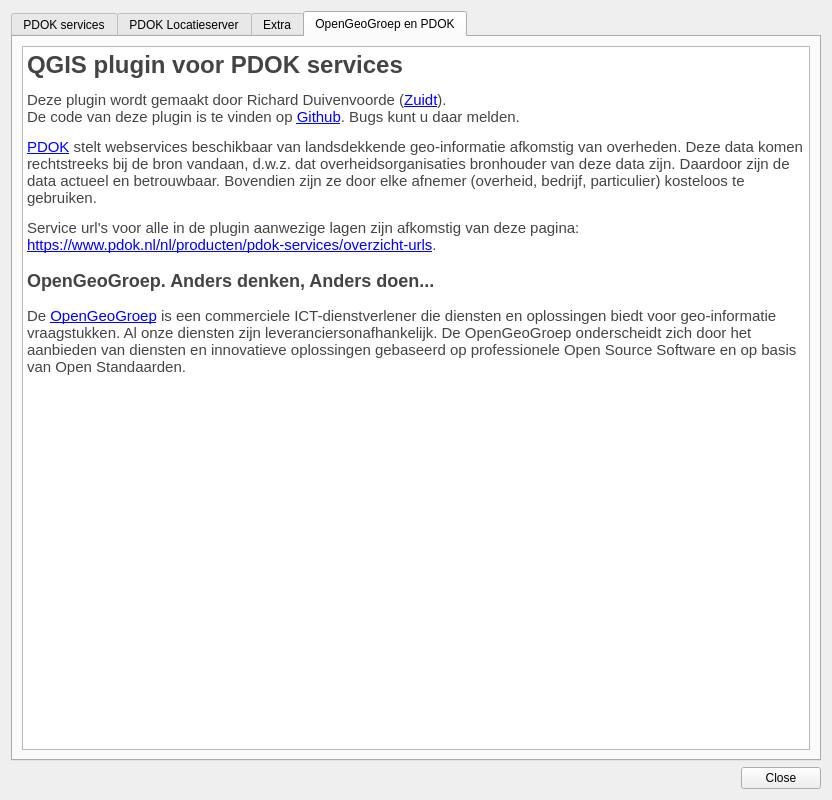
Above: ui_pdokservicesplugindialog.ui from rduivenvoorde/pdokservicesplugin before the change. Below: the same form after it.
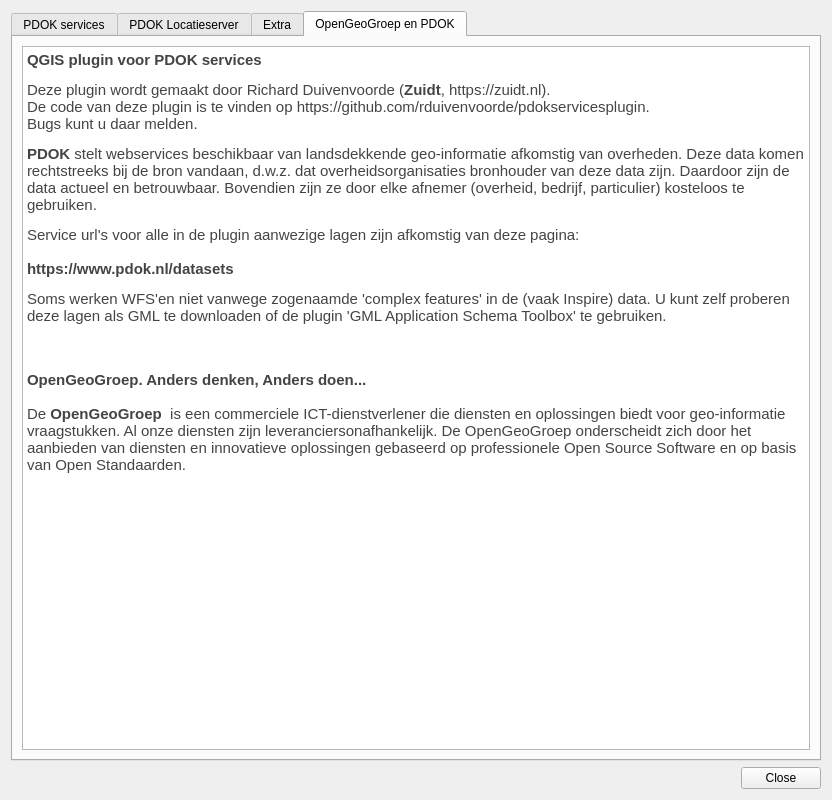
That is the form after the change. The open tabs and pages were chosen to show the change. Icons and pictures are not drawn.

Commit message: Update info screen

The edit to the form file:
```diff
--- a/ui_pdokservicesplugindialog.ui
+++ b/ui_pdokservicesplugindialog.ui
@@ -319,15 +319,17 @@
           <string>&lt;!DOCTYPE HTML PUBLIC &quot;-//W3C//DTD HTML 4.0//EN&quot; &quot;http://www.w3.org/TR/REC-html40/strict.dtd&quot;&gt;
 &lt;html&gt;&lt;head&gt;&lt;meta name=&quot;qrichtext&quot; content=&quot;1&quot; /&gt;&lt;style type=&quot;text/css&quot;&gt;
 p, li { white-space: pre-wrap; }
-&lt;/style&gt;&lt;/head&gt;&lt;body style=&quot; font-family:'Cantarell'; font-size:11pt; font-weight:400; font-style:normal;&quot;&gt;
-&lt;p style=&quot; margin-top:18px; margin-bottom:12px; margin-left:0px; margin-right:0px; -qt-block-indent:0; text-indent:0px;&quot;&gt;&lt;span style=&quot; font-family:'Helvetica Neue,Helvetica,Arial,sans-serif'; font-size:xx-large; font-weight:600; color:#444444;&quot;&gt;QGIS plugin voor PDOK services&lt;/span&gt;&lt;span style=&quot; font-family:'Helvetica Neue,Helvetica,Arial,sans-serif'; font-size:15px; font-weight:296; color:#444444;&quot;&gt; &lt;/span&gt;&lt;/p&gt;
-&lt;p style=&quot; margin-top:12px; margin-bottom:12px; margin-left:0px; margin-right:0px; -qt-block-indent:0; text-indent:0px;&quot;&gt;&lt;span style=&quot; font-family:'Helvetica Neue,Helvetica,Arial,sans-serif'; font-size:15px; font-weight:296; color:#444444;&quot;&gt;Deze plugin wordt gemaakt door Richard Duivenvoorde (&lt;/span&gt;&lt;a href=&quot;http://www.zuidt.nl&quot;&gt;&lt;span style=&quot; font-family:'Helvetica Neue,Helvetica,Arial,sans-serif'; font-size:15px; font-weight:296; text-decoration: underline; color:#0000ff;&quot;&gt;Zuidt&lt;/span&gt;&lt;/a&gt;&lt;span style=&quot; font-family:'Helvetica Neue,Helvetica,Arial,sans-serif'; font-size:15px; font-weight:296; color:#444444;&quot;&gt;).&lt;br /&gt;De code van deze plugin is te vinden op &lt;/span&gt;&lt;a href=&quot;https://github.com/rduivenvoorde/pdokservicesplugin&quot;&gt;&lt;span style=&quot; font-family:'Helvetica Neue,Helvetica,Arial,sans-serif'; font-size:15px; font-weight:296; text-decoration: underline; color:#0000ff;&quot;&gt;Github&lt;/span&gt;&lt;/a&gt;&lt;span style=&quot; font-family:'Helvetica Neue,Helvetica,Arial,sans-serif'; font-size:15px; font-weight:296; color:#444444;&quot;&gt;. Bugs kunt u daar melden. &lt;/span&gt;&lt;/p&gt;
+&lt;/style&gt;&lt;/head&gt;&lt;body style=&quot; font-family:'Cantarell'; font-size:10pt; font-weight:400; font-style:normal;&quot;&gt;
+&lt;p style=&quot; margin-top:18px; margin-bottom:12px; margin-left:0px; margin-right:0px; -qt-block-indent:0; text-indent:0px;&quot;&gt;&lt;span style=&quot; font-family:'Helvetica Neue,Helvetica,Arial,sans-serif'; font-size:11pt; font-weight:600; color:#444444;&quot;&gt;QGIS plugin voor PDOK services&lt;/span&gt;&lt;span style=&quot; font-family:'Helvetica Neue,Helvetica,Arial,sans-serif'; font-size:11pt; font-weight:296; color:#444444;&quot;&gt; &lt;/span&gt;&lt;/p&gt;
+&lt;p style=&quot; margin-top:12px; margin-bottom:12px; margin-left:0px; margin-right:0px; -qt-block-indent:0; text-indent:0px;&quot;&gt;&lt;span style=&quot; font-family:'Helvetica Neue,Helvetica,Arial,sans-serif'; font-size:11pt; font-weight:296; color:#444444;&quot;&gt;Deze plugin wordt gemaakt door Richard Duivenvoorde (&lt;/span&gt;&lt;span style=&quot; font-family:'Helvetica Neue,Helvetica,Arial,sans-serif'; font-size:11pt; font-weight:600; color:#444444;&quot;&gt;Zuidt&lt;/span&gt;&lt;span style=&quot; font-family:'Helvetica Neue,Helvetica,Arial,sans-serif'; font-size:11pt; font-weight:296; color:#444444;&quot;&gt;, https://zuidt.nl).&lt;br /&gt;De code van deze plugin is te vinden op https://github.com/rduivenvoorde/pdokservicesplugin.&lt;br /&gt;Bugs kunt u daar melden. &lt;/span&gt;&lt;/p&gt;
 &lt;p style=&quot; margin-top:12px; margin-bottom:12px; margin-left:0px; margin-right:0px; -qt-block-indent:0; text-indent:0px;&quot;&gt;&lt;img src=&quot;:/plugins/pdokservicesplugin/pdok.png&quot; /&gt;&lt;/p&gt;
-&lt;p style=&quot; margin-top:12px; margin-bottom:12px; margin-left:0px; margin-right:0px; -qt-block-indent:0; text-indent:0px;&quot;&gt;&lt;a href=&quot;http://www.pdok.nl&quot;&gt;&lt;span style=&quot; font-family:'Helvetica Neue,Helvetica,Arial,sans-serif'; font-size:15px; font-weight:296; text-decoration: underline; color:#0000ff;&quot;&gt;PDOK&lt;/span&gt;&lt;/a&gt;&lt;span style=&quot; font-family:'Helvetica Neue,Helvetica,Arial,sans-serif'; font-size:15px; font-weight:296; color:#444444;&quot;&gt; stelt webservices beschikbaar van landsdekkende geo-informatie afkomstig van overheden. Deze data komen rechtstreeks bij de bron vandaan, d.w.z. dat overheidsorganisaties bronhouder van deze data zijn. Daardoor zijn de data actueel en betrouwbaar. Bovendien zijn ze door elke afnemer (overheid, bedrijf, particulier) kosteloos te gebruiken. &lt;/span&gt;&lt;/p&gt;
-&lt;p style=&quot; margin-top:12px; margin-bottom:12px; margin-left:0px; margin-right:0px; -qt-block-indent:0; text-indent:0px;&quot;&gt;&lt;span style=&quot; font-family:'Helvetica Neue,Helvetica,Arial,sans-serif'; font-size:15px; font-weight:296; color:#444444;&quot;&gt;Service url's voor alle in de plugin aanwezige lagen zijn afkomstig van deze pagina:&lt;br /&gt;&lt;/span&gt;&lt;a href=&quot;https://www.pdok.nl/nl/producten/pdok-services/overzicht-urls&quot;&gt;&lt;span style=&quot; font-family:'Helvetica Neue,Helvetica,Arial,sans-serif'; font-size:15px; font-weight:296; text-decoration: underline; color:#0000ff;&quot;&gt;https://www.pdok.nl/nl/producten/pdok-services/overzicht-urls&lt;/span&gt;&lt;/a&gt;&lt;span style=&quot; font-family:'Helvetica Neue,Helvetica,Arial,sans-serif'; font-size:15px; font-weight:296; color:#444444;&quot;&gt;. &lt;/span&gt;&lt;/p&gt;
-&lt;p style=&quot; margin-top:16px; margin-bottom:12px; margin-left:0px; margin-right:0px; -qt-block-indent:0; text-indent:0px;&quot;&gt;&lt;span style=&quot; font-family:'Helvetica Neue,Helvetica,Arial,sans-serif'; font-size:x-large; font-weight:600; color:#444444;&quot;&gt;OpenGeoGroep. Anders denken, Anders doen...&lt;/span&gt;&lt;/p&gt;
-&lt;p style=&quot; margin-top:16px; margin-bottom:12px; margin-left:0px; margin-right:0px; -qt-block-indent:0; text-indent:0px;&quot;&gt;&lt;span style=&quot; font-family:'Helvetica Neue,Helvetica,Arial,sans-serif'; font-size:15px; font-weight:296; color:#444444;&quot;&gt;De &lt;/span&gt;&lt;a href=&quot;http://www.opengeogroep.nl&quot;&gt;&lt;span style=&quot; font-family:'Helvetica Neue,Helvetica,Arial,sans-serif'; font-size:15px; font-weight:296; text-decoration: underline; color:#0000ff;&quot;&gt;OpenGeoGroep&lt;/span&gt;&lt;/a&gt;&lt;span style=&quot; font-family:'Helvetica Neue,Helvetica,Arial,sans-serif'; font-size:15px; font-weight:296; color:#444444;&quot;&gt; is een commerciele ICT-dienstverlener die diensten en oplossingen biedt voor geo-informatie vraagstukken. Al onze diensten zijn leveranciersonafhankelijk. De OpenGeoGroep onderscheidt zich door het aanbieden van diensten en innovatieve oplossingen gebaseerd op professionele Open Source Software en op basis van Open Standaarden.&lt;/span&gt;&lt;/p&gt;
-&lt;p style=&quot; margin-top:16px; margin-bottom:12px; margin-left:0px; margin-right:0px; -qt-block-indent:0; text-indent:0px;&quot;&gt;&lt;span style=&quot; font-family:'Helvetica Neue,Helvetica,Arial,sans-serif'; font-size:15px; font-weight:296; color:#444444;&quot;&gt; &lt;/span&gt;&lt;img src=&quot;:/plugins/pdokservicesplugin/ogg.gif&quot; /&gt;&lt;/p&gt;&lt;/body&gt;&lt;/html&gt;</string>
+&lt;p style=&quot; margin-top:12px; margin-bottom:12px; margin-left:0px; margin-right:0px; -qt-block-indent:0; text-indent:0px;&quot;&gt;&lt;span style=&quot; font-family:'Helvetica Neue,Helvetica,Arial,sans-serif'; font-size:11pt; font-weight:600; color:#444444;&quot;&gt;PDOK&lt;/span&gt;&lt;span style=&quot; font-family:'Helvetica Neue,Helvetica,Arial,sans-serif'; font-size:11pt; font-weight:296; color:#444444;&quot;&gt; stelt webservices beschikbaar van landsdekkende geo-informatie afkomstig van overheden. Deze data komen rechtstreeks bij de bron vandaan, d.w.z. dat overheidsorganisaties bronhouder van deze data zijn. Daardoor zijn de data actueel en betrouwbaar. Bovendien zijn ze door elke afnemer (overheid, bedrijf, particulier) kosteloos te gebruiken. &lt;/span&gt;&lt;/p&gt;
+&lt;p style=&quot; margin-top:12px; margin-bottom:12px; margin-left:0px; margin-right:0px; -qt-block-indent:0; text-indent:0px;&quot;&gt;&lt;span style=&quot; font-family:'Helvetica Neue,Helvetica,Arial,sans-serif'; font-size:11pt; font-weight:296; color:#444444;&quot;&gt;Service url's voor alle in de plugin aanwezige lagen zijn afkomstig van deze pagina:&lt;br /&gt;&lt;br /&gt;&lt;/span&gt;&lt;span style=&quot; font-family:'Helvetica Neue,Helvetica,Arial,sans-serif'; font-size:11pt; font-weight:600; color:#444444;&quot;&gt;https://www.pdok.nl/datasets&lt;/span&gt;&lt;/p&gt;
+&lt;p style=&quot; margin-top:12px; margin-bottom:12px; margin-left:0px; margin-right:0px; -qt-block-indent:0; text-indent:0px;&quot;&gt;&lt;span style=&quot; font-family:'Helvetica Neue,Helvetica,Arial,sans-serif'; font-size:11pt; color:#444444;&quot;&gt;Soms werken WFS'en niet vanwege zogenaamde 'complex features' in de (vaak Inspire) data. U kunt zelf proberen deze lagen als GML te downloaden of de plugin 'GML Application Schema Toolbox' te gebruiken.&lt;/span&gt;&lt;/p&gt;
+&lt;p style=&quot;-qt-paragraph-type:empty; margin-top:12px; margin-bottom:12px; margin-left:0px; margin-right:0px; -qt-block-indent:0; text-indent:0px; font-family:'Helvetica Neue,Helvetica,Arial,sans-serif'; font-size:11pt; font-weight:600; color:#444444;&quot;&gt;&lt;br /&gt;&lt;/p&gt;
+&lt;p style=&quot; margin-top:16px; margin-bottom:12px; margin-left:0px; margin-right:0px; -qt-block-indent:0; text-indent:0px;&quot;&gt;&lt;span style=&quot; font-family:'Helvetica Neue,Helvetica,Arial,sans-serif'; font-size:11pt; font-weight:600; color:#444444;&quot;&gt;OpenGeoGroep. Anders denken, Anders doen...&lt;/span&gt;&lt;/p&gt;
+&lt;p style=&quot; margin-top:16px; margin-bottom:12px; margin-left:0px; margin-right:0px; -qt-block-indent:0; text-indent:0px;&quot;&gt;&lt;span style=&quot; font-family:'Helvetica Neue,Helvetica,Arial,sans-serif'; font-size:11pt; font-weight:296; color:#444444;&quot;&gt;De &lt;/span&gt;&lt;span style=&quot; font-family:'Helvetica Neue,Helvetica,Arial,sans-serif'; font-size:11pt; font-weight:600; color:#444444;&quot;&gt;OpenGeoGroep &lt;/span&gt;&lt;span style=&quot; font-family:'Helvetica Neue,Helvetica,Arial,sans-serif'; font-size:11pt; font-weight:296; color:#444444;&quot;&gt; is een commerciele ICT-dienstverlener die diensten en oplossingen biedt voor geo-informatie vraagstukken. Al onze diensten zijn leveranciersonafhankelijk. De OpenGeoGroep onderscheidt zich door het aanbieden van diensten en innovatieve oplossingen gebaseerd op professionele Open Source Software en op basis van Open Standaarden.&lt;/span&gt;&lt;/p&gt;
+&lt;p style=&quot; margin-top:16px; margin-bottom:12px; margin-left:0px; margin-right:0px; -qt-block-indent:0; text-indent:0px;&quot;&gt;&lt;span style=&quot; font-family:'Helvetica Neue,Helvetica,Arial,sans-serif'; font-size:11pt; font-weight:296; color:#444444;&quot;&gt; &lt;/span&gt;&lt;img src=&quot;:/plugins/pdokservicesplugin/ogg.gif&quot; /&gt;&lt;/p&gt;&lt;/body&gt;&lt;/html&gt;</string>
          </property>
         </widget>
        </item>
```
Left out of the diff: 2 changed lines with no effect on the pictures. The commit also changes 1 other file.
